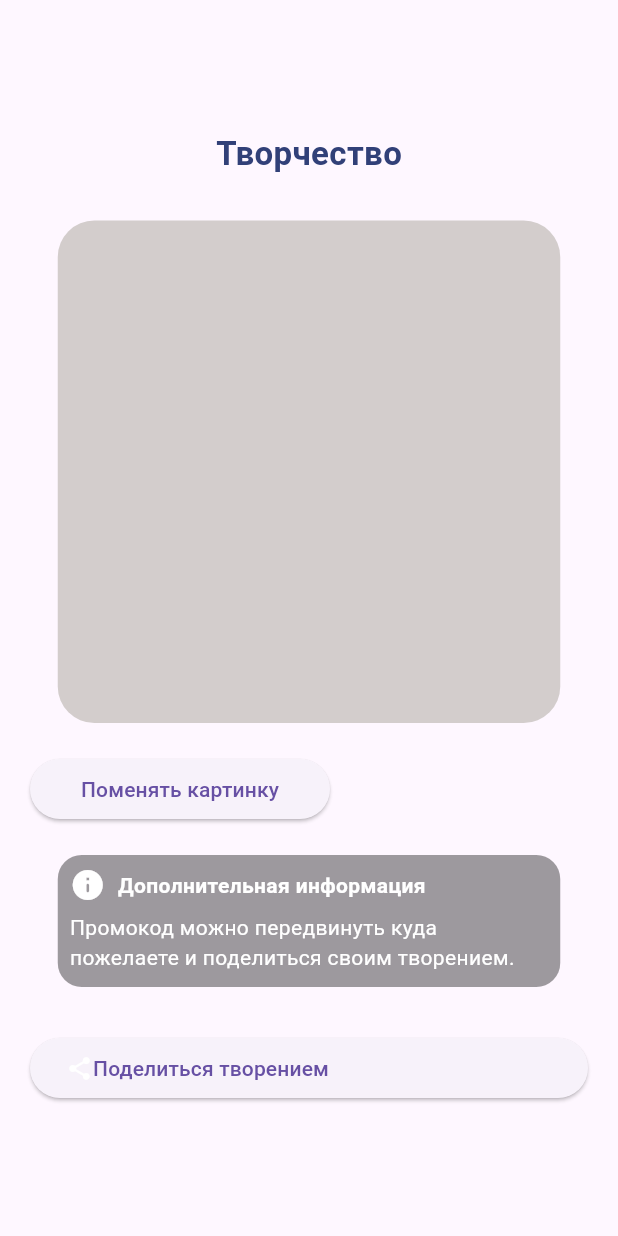
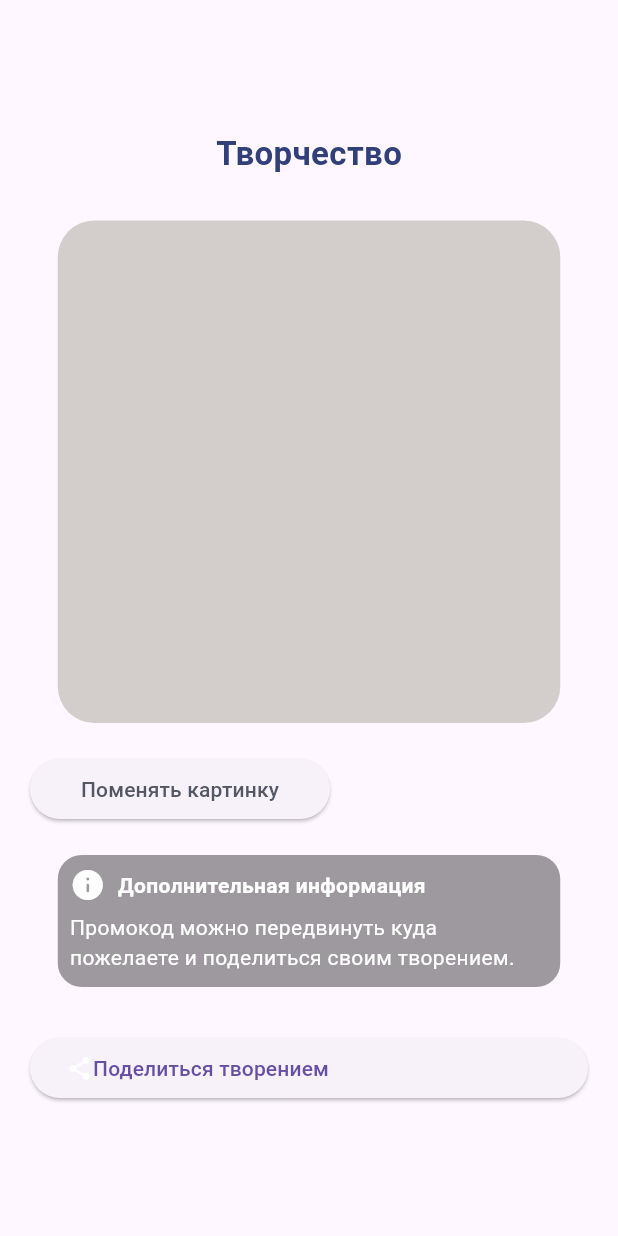
Before and after one commit to ksenia-nesytova/flutter_cars7, a Flutter app: the screen it shows after launch, on a phone screen of 412 x 824 dp. Run offline on Flutter 3.47's test engine with Material 3 defaults, Android fonts, the phone set to English and light mode, and no system bars.

Commit message:
add: text color to chnage photo btn

```diff
--- a/lib/main.dart
+++ b/lib/main.dart
@@ -39,7 +39,7 @@ class MainApp extends StatelessWidget {
                 mainAxisAlignment: MainAxisAlignment.start,
                 children: [
                   Container(
-                    width: 200, // Specify the width of the button
+                    width: 200,
                     child: ElevatedButton(
               onPressed: () {
                 print('Change pic');
@@ -47,7 +47,12 @@ class MainApp extends StatelessWidget {
                       child: Row(
                         mainAxisAlignment: MainAxisAlignment.center,
                         children: [
-                          Text('Поменять картинку'),
+                          Text(
+                            'Поменять картинку',
+                            style: TextStyle(
+                                color: Color.fromARGB(
+                                    255, 82, 87, 99)), // Text color
+                          ),
                         ],
                       ),
                     ),
```
